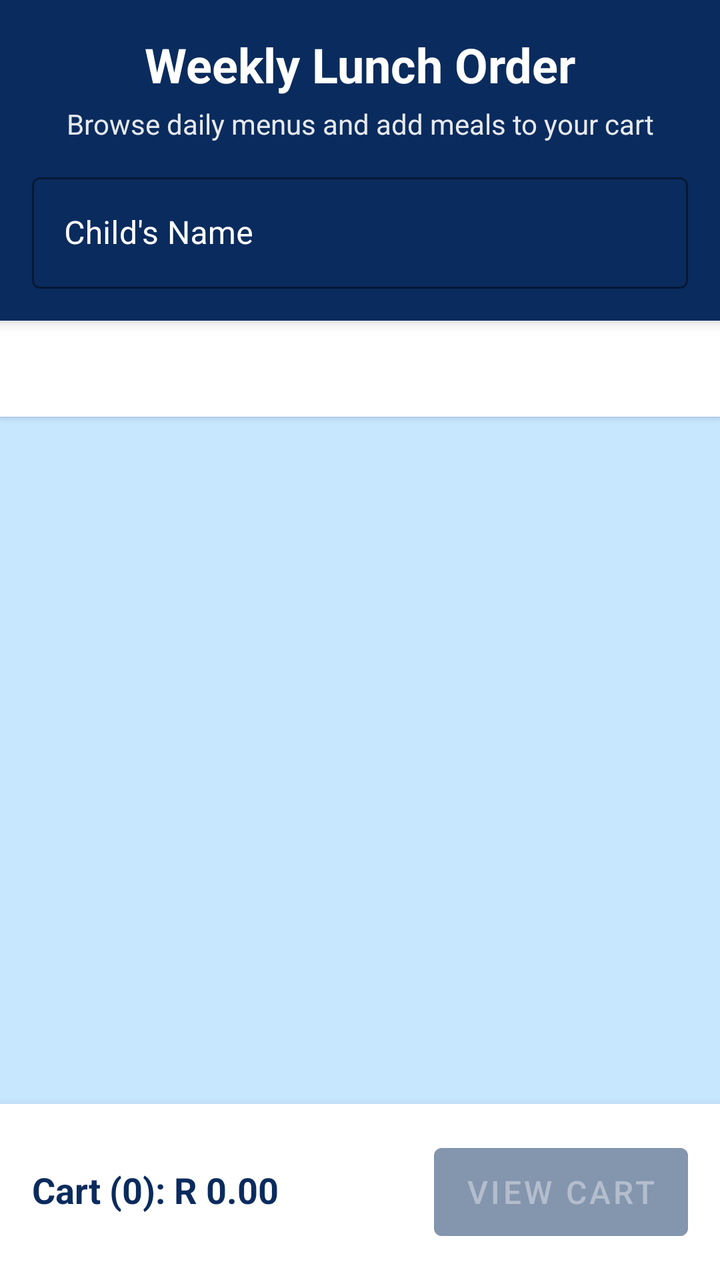
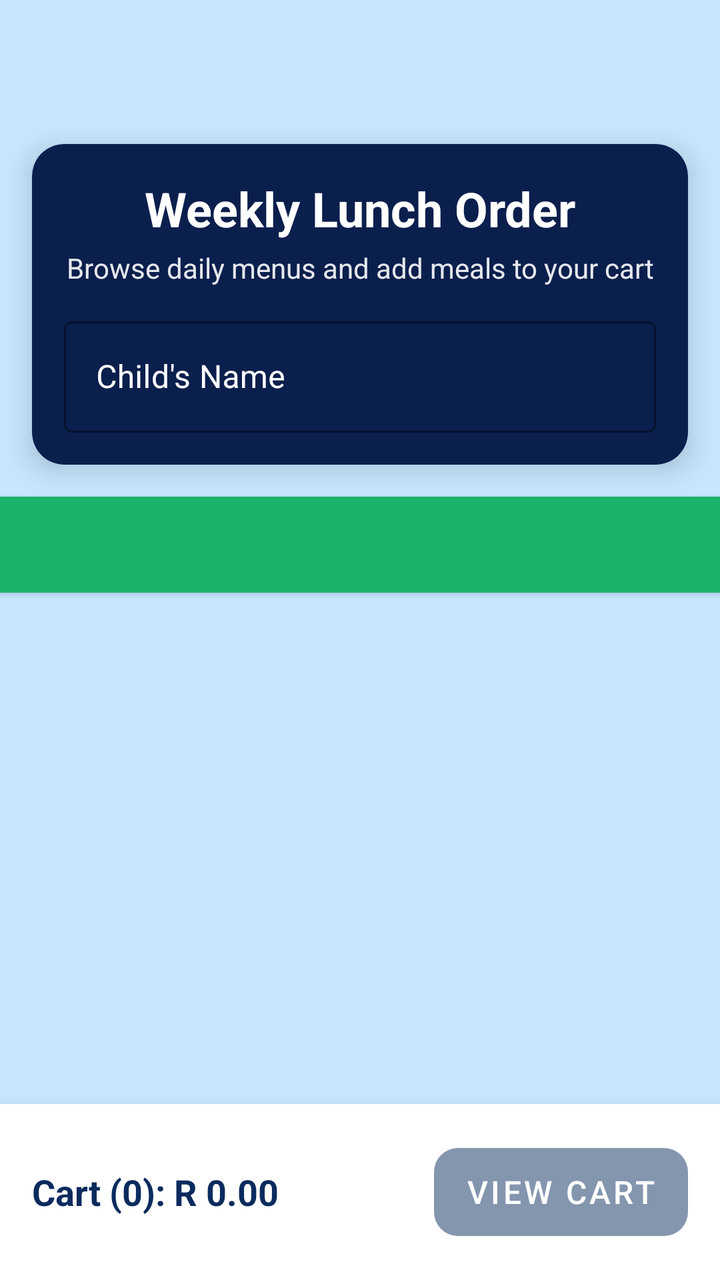

Screens rendered from an Android XML layout before and after an edit, with the pre-edit source and the edit as a unified diff.
<!-- AndroidManifest.xml: application theme Theme.NurtureNest -->
<!-- res/layout/activity_lunch_ordering.xml -->
<?xml version="1.0" encoding="utf-8"?>
<LinearLayout xmlns:android="http://schemas.android.com/apk/res/android"
    xmlns:app="http://schemas.android.com/apk/res-auto"
    xmlns:tools="http://schemas.android.com/tools"
    android:id="@+id/main"
    android:layout_width="match_parent"
    android:layout_height="match_parent"
    android:orientation="vertical"
    android:background="?attr/colorBackground"
    tools:context=".LunchOrdering">

    
    <LinearLayout
        android:layout_width="match_parent"
        android:layout_height="wrap_content"
        android:orientation="vertical"
        android:padding="16dp"
        android:background="?attr/colorPrimary"
        android:elevation="4dp">

        <TextView
            android:layout_width="match_parent"
            android:layout_height="wrap_content"
            android:text="Weekly Lunch Order"
            android:textSize="24sp"
            android:textStyle="bold"
            android:textColor="@android:color/white"
            android:gravity="center" />

        <TextView
            android:layout_width="match_parent"
            android:layout_height="wrap_content"
            android:text="Browse daily menus and add meals to your cart"
            android:textSize="14sp"
            android:textColor="@android:color/white"
            android:alpha="0.9"
            android:gravity="center"
            android:layout_marginTop="4dp" />

        
        <com.google.android.material.textfield.TextInputLayout
            android:layout_width="match_parent"
            android:layout_height="wrap_content"
            android:hint="Child's Name"
            android:layout_marginTop="12dp"
            android:textColorHint="@android:color/white"
            app:hintTextColor="@android:color/white"
            app:boxStrokeColor="@android:color/white"
            style="@style/Widget.MaterialComponents.TextInputLayout.OutlinedBox">

            <com.google.android.material.textfield.TextInputEditText
                android:id="@+id/etChildName"
                android:layout_width="match_parent"
                android:layout_height="wrap_content"
                android:textColor="@android:color/white"
                android:inputType="textPersonName|textCapWords"
                android:maxLines="1" />
        </com.google.android.material.textfield.TextInputLayout>

    </LinearLayout>

    
    <com.google.android.material.tabs.TabLayout
        android:id="@+id/tabLayout"
        android:layout_width="match_parent"
        android:layout_height="wrap_content"
        android:background="@android:color/white"
        android:elevation="2dp"
        app:tabMode="scrollable"
        app:tabTextColor="?attr/colorOnBackground"
        app:tabSelectedTextColor="?attr/colorPrimary"
        app:tabIndicatorColor="?attr/colorPrimary" />

    
    <androidx.viewpager2.widget.ViewPager2
        android:id="@+id/viewPager"
        android:layout_width="match_parent"
        android:layout_height="0dp"
        android:layout_weight="1" />

    
    <LinearLayout
        android:layout_width="match_parent"
        android:layout_height="wrap_content"
        android:orientation="horizontal"
        android:padding="16dp"
        android:background="@android:color/white"
        android:elevation="8dp">

        <TextView
            android:id="@+id/tvCartTotal"
            android:layout_width="0dp"
            android:layout_height="wrap_content"
            android:layout_weight="1"
            android:text="Cart (0): R 0.00"
            android:textSize="18sp"
            android:textStyle="bold"
            android:textColor="?attr/colorPrimary"
            android:gravity="center_vertical" />

        <Button
            android:id="@+id/btnViewCart"
            android:layout_width="wrap_content"
            android:layout_height="56dp"
            android:text="View Cart"
            android:textSize="16sp"
            android:enabled="false"
            android:alpha="0.5"
            android:backgroundTint="?attr/colorPrimary" />
    </LinearLayout>

</LinearLayout>
<!-- resources referenced by this layout -->
<resources>
  <style name="Theme.NurtureNest" parent="Theme.MaterialComponents.DayNight.NoActionBar">
          <item name="colorPrimary">#0A2B5D</item>
          <item name="colorOnPrimary">#FFFFFF</item>
          <item name="colorSurface">#000000</item>
          <item name="colorOnSurface">#FFFFFF</item>
          <item name="colorBackground">#C7E7FF</item>
          <item name="colorOnBackground">#1A1A1A</item>
          <item name="android:windowBackground">#C7E7FF</item>
          <item name="TextColor">#000000</item>
      </style>
</resources>

<!-- the commit's change to res/layout/activity_lunch_ordering.xml (unified diff, before → after) -->
@@ -1,5 +1,6 @@
 <?xml version="1.0" encoding="utf-8"?>
-<LinearLayout xmlns:android="http://schemas.android.com/apk/res/android"
+<LinearLayout
+    xmlns:android="http://schemas.android.com/apk/res/android"
     xmlns:app="http://schemas.android.com/apk/res-auto"
     xmlns:tools="http://schemas.android.com/tools"
     android:id="@+id/main"
@@ -7,67 +8,77 @@
     android:layout_height="match_parent"
     android:orientation="vertical"
     android:background="?attr/colorBackground"
+    android:fitsSystemWindows="true"
+    android:paddingTop="?attr/actionBarSize"
     tools:context=".LunchOrdering">
 
     
-    <LinearLayout
+    <com.google.android.material.card.MaterialCardView
         android:layout_width="match_parent"
         android:layout_height="wrap_content"
-        android:orientation="vertical"
-        android:padding="16dp"
-        android:background="?attr/colorPrimary"
-        android:elevation="4dp">
+        app:cardCornerRadius="16dp"
+        app:cardElevation="8dp"
+        app:cardBackgroundColor="@color/dark_background"
+        android:layout_margin="16dp">
 
-        <TextView
+        <LinearLayout
             android:layout_width="match_parent"
             android:layout_height="wrap_content"
-            android:text="Weekly Lunch Order"
-            android:textSize="24sp"
-            android:textStyle="bold"
-            android:textColor="@android:color/white"
-            android:gravity="center" />
+            android:orientation="vertical"
 
-        <TextView
-            android:layout_width="match_parent"
-            android:layout_height="wrap_content"
-            android:text="Browse daily menus and add meals to your cart"
-            android:textSize="14sp"
-            android:textColor="@android:color/white"
-            android:alpha="0.9"
-            android:gravity="center"
-            android:layout_marginTop="4dp" />
+            android:padding="16dp">
 
-        
-        <com.google.android.material.textfield.TextInputLayout
-            android:layout_width="match_parent"
-            android:layout_height="wrap_content"
-            android:hint="Child's Name"
-            android:layout_marginTop="12dp"
-            android:textColorHint="@android:color/white"
-            app:hintTextColor="@android:color/white"
-            app:boxStrokeColor="@android:color/white"
-            style="@style/Widget.MaterialComponents.TextInputLayout.OutlinedBox">
-
-            <com.google.android.material.textfield.TextInputEditText
-                android:id="@+id/etChildName"
+            <TextView
                 android:layout_width="match_parent"
                 android:layout_height="wrap_content"
+                android:text="Weekly Lunch Order"
+                android:textSize="24sp"
+                android:textStyle="bold"
                 android:textColor="@android:color/white"
-                android:inputType="textPersonName|textCapWords"
-                android:maxLines="1" />
-        </com.google.android.material.textfield.TextInputLayout>
+                android:gravity="center" />
 
-    </LinearLayout>
+            <TextView
+                android:layout_width="match_parent"
+                android:layout_height="wrap_content"
+                android:text="Browse daily menus and add meals to your cart"
+                android:textSize="14sp"
+                android:textColor="@android:color/white"
+                android:alpha="0.9"
+                android:gravity="center"
+                android:layout_marginTop="4dp" />
+
+            
+            <com.google.android.material.textfield.TextInputLayout
+                style="@style/Widget.MaterialComponents.TextInputLayout.OutlinedBox"
+                android:layout_width="match_parent"
+                android:layout_height="wrap_content"
+                android:layout_marginTop="12dp"
+                android:hint="Child's Name"
+                app:boxStrokeColor="@android:color/white"
+                app:hintTextColor="@android:color/white"
+                android:textColorHint="@android:color/white">
+
+                <com.google.android.material.textfield.TextInputEditText
+                    android:id="@+id/etChildName"
+                    android:layout_width="match_parent"
+                    android:layout_height="wrap_content"
+                    android:inputType="textPersonName|textCapWords"
+                    android:maxLines="1"
+                    android:textColor="@android:color/white" />
+            </com.google.android.material.textfield.TextInputLayout>
+
+        </LinearLayout>
+    </com.google.android.material.card.MaterialCardView>
 
     
     <com.google.android.material.tabs.TabLayout
         android:id="@+id/tabLayout"
         android:layout_width="match_parent"
         android:layout_height="wrap_content"
-        android:background="@android:color/white"
+        android:background="@color/dark_accent"
         android:elevation="2dp"
         app:tabMode="scrollable"
-        app:tabTextColor="?attr/colorOnBackground"
+        app:tabTextColor="@android:color/white"
         app:tabSelectedTextColor="?attr/colorPrimary"
         app:tabIndicatorColor="?attr/colorPrimary" />
 
@@ -76,37 +87,50 @@
         android:id="@+id/viewPager"
         android:layout_width="match_parent"
         android:layout_height="0dp"
-        android:layout_weight="1" />
+
+        android:layout_weight="1"
+        android:background="?attr/colorBackground"
+
+        android:clipToPadding="false" />
 
     
-    <LinearLayout
+    <com.google.android.material.card.MaterialCardView
         android:layout_width="match_parent"
         android:layout_height="wrap_content"
-        android:orientation="horizontal"
-        android:padding="16dp"
-        android:background="@android:color/white"
-        android:elevation="8dp">
+        app:cardElevation="10dp"
+        app:cardCornerRadius="0dp"
+        app:cardBackgroundColor="@android:color/white">
 
-        <TextView
-            android:id="@+id/tvCartTotal"
-            android:layout_width="0dp"
+        <LinearLayout
+            android:layout_width="match_parent"
             android:layout_height="wrap_content"
-            android:layout_weight="1"
-            android:text="Cart (0): R 0.00"
-            android:textSize="18sp"
-            android:textStyle="bold"
-            android:textColor="?attr/colorPrimary"
-            android:gravity="center_vertical" />
+            android:orientation="horizontal"
+            android:padding="16dp"
+            android:gravity="center_vertical">
 
-        <Button
-            android:id="@+id/btnViewCart"
-            android:layout_width="wrap_content"
-            android:layout_height="56dp"
-            android:text="View Cart"
-            android:textSize="16sp"
-            android:enabled="false"
-            android:alpha="0.5"
-            android:backgroundTint="?attr/colorPrimary" />
-    </LinearLayout>
+            <TextView
+                android:id="@+id/tvCartTotal"
+                android:layout_width="0dp"
+                android:layout_height="wrap_content"
+                android:layout_weight="1"
+                android:text="Cart (0): R 0.00"
+                android:textSize="18sp"
+                android:textStyle="bold"
+                android:textColor="?attr/colorPrimary"
+                android:gravity="center_vertical" />
+
+            <com.google.android.material.button.MaterialButton
+                android:id="@+id/btnViewCart"
+                android:layout_width="wrap_content"
+                android:layout_height="56dp"
+                android:text="View Cart"
+                android:textSize="16sp"
+                android:enabled="false"
+                android:alpha="0.5"
+                app:cornerRadius="12dp"
+                app:backgroundTint="?attr/colorPrimary"
+                android:textColor="@android:color/white" />
+        </LinearLayout>
+    </com.google.android.material.card.MaterialCardView>
 
 </LinearLayout>
<!-- resource entries referenced after the edit -->
@@ -1,5 +1,7 @@
 <!-- resources referenced by this layout -->
 <resources>
+  <color name="dark_accent">#1AB26B</color>
+  <color name="dark_background">#0B1F4D</color>
   <style name="Theme.NurtureNest" parent="Theme.MaterialComponents.DayNight.NoActionBar">
           <item name="colorPrimary">#0A2B5D</item>
           <item name="colorOnPrimary">#FFFFFF</item>
